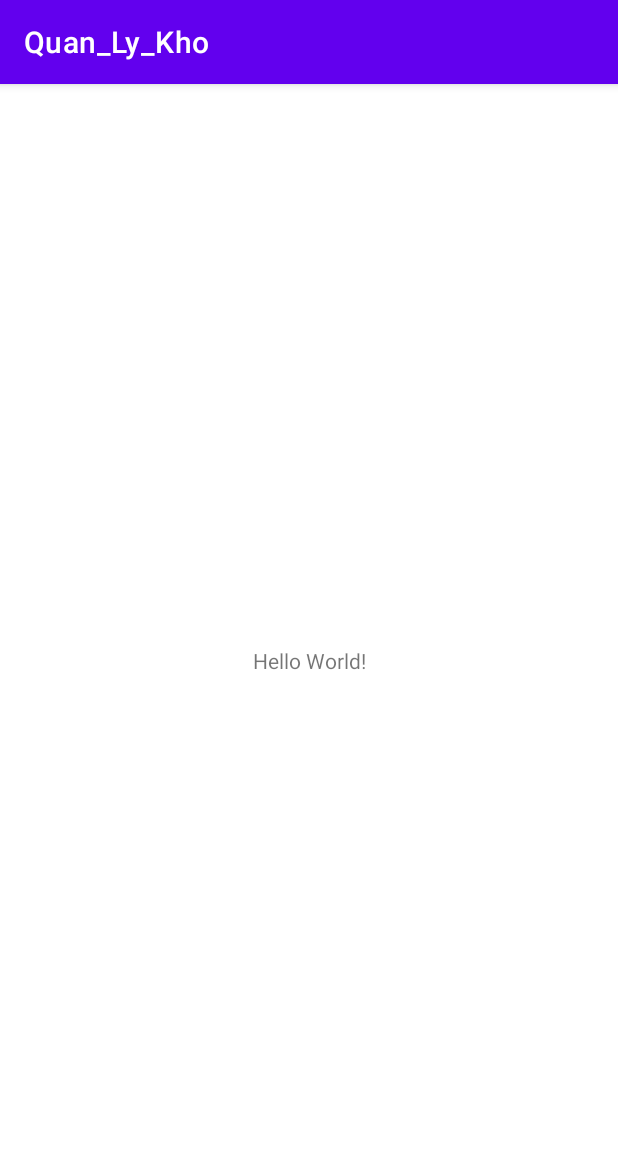
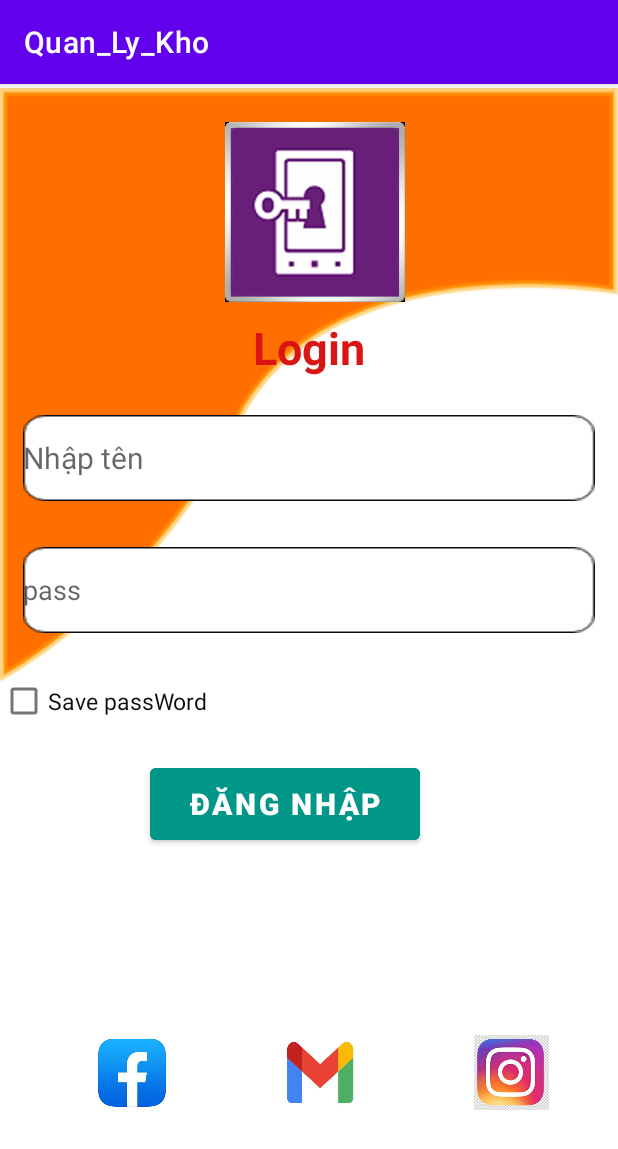
Before and after one commit to ph28326/quanlykhohang, an Android app: the screen it shows after launch (MainActivity), on a phone screen of 412 x 824 dp. Shown: the top 1149 px of the screen. Run offline under Robolectric (Android 15) with nearby library versions, the phone set to English and light mode, and no system bars.

Commit message:
tùng _ màn hình login

```diff
--- a/app/src/main/AndroidManifest.xml
+++ b/app/src/main/AndroidManifest.xml
@@ -12,6 +12,9 @@
         android:theme="@style/Theme.Quan_Ly_Kho"
         tools:targetApi="31">
         <activity
+            android:name=".Man_Hinh_Chao_Activity"
+            android:exported="false" />
+        <activity
             android:name=".MainActivity"
             android:exported="true">
             <intent-filter>
--- /dev/null
+++ b/app/src/main/java/com/example/quan_ly_kho/Man_Hinh_Chao_Activity.java
@@ -0,0 +1,14 @@
+package com.example.quan_ly_kho;
+
+import androidx.appcompat.app.AppCompatActivity;
+
+import android.os.Bundle;
+
+public class Man_Hinh_Chao_Activity extends AppCompatActivity {
+
+    @Override
+    protected void onCreate(Bundle savedInstanceState) {
+        super.onCreate(savedInstanceState);
+        setContentView(R.layout.activity_man_hinh_chao);
+    }
+}
--- a/app/src/main/res/layout/activity_main.xml
+++ b/app/src/main/res/layout/activity_main.xml
@@ -1,18 +1,112 @@
 <?xml version="1.0" encoding="utf-8"?>
-<androidx.constraintlayout.widget.ConstraintLayout xmlns:android="http://schemas.android.com/apk/res/android"
+<RelativeLayout xmlns:android="http://schemas.android.com/apk/res/android"
     xmlns:app="http://schemas.android.com/apk/res-auto"
     xmlns:tools="http://schemas.android.com/tools"
     android:layout_width="match_parent"
     android:layout_height="match_parent"
     tools:context=".MainActivity">
+    <ImageView
+        android:id="@+id/nen1"
+        android:layout_width="match_parent"
+        android:layout_height="wrap_content"
+        android:src="@drawable/vien2" />
 
-    <TextView
-        android:layout_width="wrap_content"
-        android:layout_height="wrap_content"
-        android:text="Hello World!"
-        app:layout_constraintBottom_toBottomOf="parent"
-        app:layout_constraintEnd_toEndOf="parent"
-        app:layout_constraintStart_toStartOf="parent"
-        app:layout_constraintTop_toTopOf="parent" />
+    <LinearLayout
+        android:layout_width="match_parent"
+        android:orientation="vertical"
+        android:layout_height="match_parent"
+        android:layout_marginTop="5dp"
+        >
+        <ImageView
+            android:layout_marginTop="20dp"
+            android:layout_width="180dp"
+            android:layout_height="120dp"
+            android:src="@drawable/logo1"
+            android:layout_marginLeft="120dp"
 
-</androidx.constraintlayout.widget.ConstraintLayout>
+            android:id="@+id/img"/>
+
+        <TextView
+            android:layout_margin="10dp"
+            android:layout_width="match_parent"
+            android:layout_height="40dp"
+            android:textSize="30dp"
+            android:textStyle="bold"
+            android:text="Login"
+            android:gravity="center"
+            android:textColor="#DA1515"/>
+        <EditText
+            android:background="@drawable/rectangle"
+            android:id="@+id/edName"
+            android:layout_width="match_parent"
+            android:layout_height="wrap_content"
+            android:hint="Nhập tên"
+            android:layout_margin="15dp"
+            android:textColor="@color/black"
+            android:textSize="20dp"/>
+
+
+        <EditText
+            android:id="@+id/edPass"
+            android:layout_width="match_parent"
+            android:layout_height="wrap_content"
+            android:ems="10"
+            android:inputType="numberPassword"
+            android:background="@drawable/rectangle"
+            android:layout_margin="15dp"
+            android:hint="pass"/>
+
+        <CheckBox
+            android:id="@+id/checkbox"
+            android:layout_width="150dp"
+            android:layout_height="60dp"
+            android:text="Save passWord "
+            android:textColor="#0E0E0D"
+            android:textSize="15dp"
+            />
+
+    </LinearLayout>
+    <LinearLayout
+        android:layout_width="match_parent"
+        android:layout_height="match_parent"
+        android:layout_marginTop="450dp"
+        android:orientation="horizontal">
+        <Button
+            android:id="@+id/DangNhap"
+            android:layout_marginLeft="100dp"
+            android:layout_width="180dp"
+            android:layout_height="60dp"
+            android:text="Đăng nhập"
+            android:textStyle="bold"
+            android:textSize="20dp"
+            android:backgroundTint="#009688"/>
+    </LinearLayout>
+    <LinearLayout
+        android:layout_width="match_parent"
+        android:layout_height="match_parent"
+        android:layout_marginTop="550dp"
+        android:gravity="center"
+        android:orientation="horizontal">
+        <ImageView
+
+            android:layout_width="45dp"
+            android:layout_height="50dp"
+            android:src="@drawable/face"
+            android:layout_marginLeft="20dp"/>
+        <ImageView
+            android:layout_width="45dp"
+            android:layout_height="50dp"
+            android:src="@drawable/email"
+            android:layout_marginLeft="80dp"/>
+        <ImageView
+
+            android:layout_width="50dp"
+            android:layout_height="50dp"
+            android:src="@drawable/insagam"
+            android:layout_marginLeft="80dp"/>
+    </LinearLayout>
+
+
+
+
+</RelativeLayout>
--- /dev/null
+++ b/app/src/main/res/layout/activity_man_hinh_chao.xml
@@ -0,0 +1,9 @@
+<?xml version="1.0" encoding="utf-8"?>
+<androidx.constraintlayout.widget.ConstraintLayout xmlns:android="http://schemas.android.com/apk/res/android"
+    xmlns:app="http://schemas.android.com/apk/res-auto"
+    xmlns:tools="http://schemas.android.com/tools"
+    android:layout_width="match_parent"
+    android:layout_height="match_parent"
+    tools:context=".Man_Hinh_Chao_Activity">
+
+</androidx.constraintlayout.widget.ConstraintLayout>
```
Also changed, not shown: app/src/main/res/drawable/email.jpg (added), app/src/main/res/drawable/face.jpg (added), app/src/main/res/drawable/insagam.jpg (added), app/src/main/res/drawable/logo1.jpg (added), app/src/main/res/drawable/rectangle.png (added), app/src/main/res/drawable/vien2.png (added).
